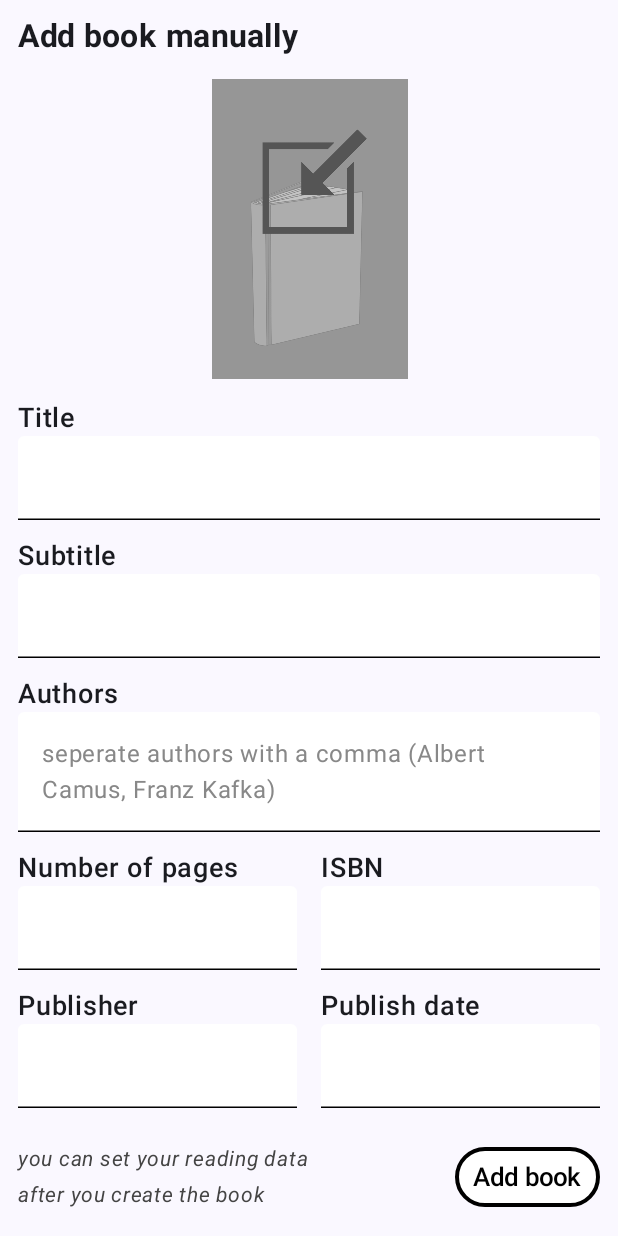
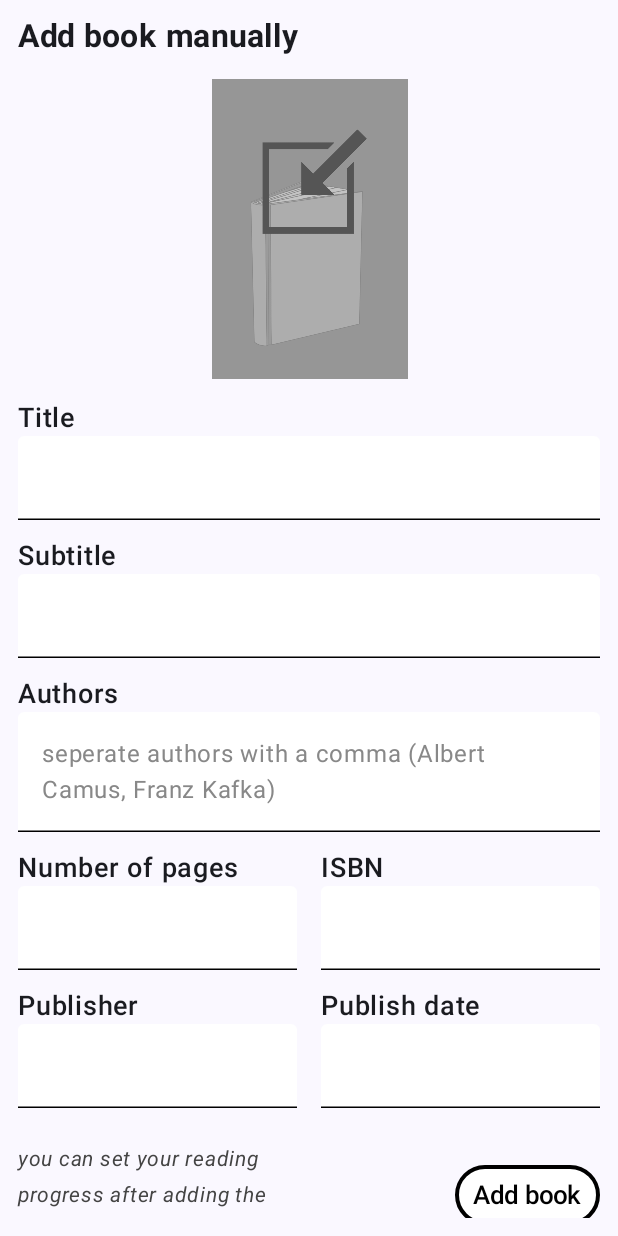
Before and after one commit to nikoniche/booki, an Android app built with Jetpack Compose: the composable AddBookManuallyView shown on its own in the app's theme, on a phone screen of 412 x 824 dp. Run offline under Robolectric (Android 15) with nearby library versions, the light colour scheme and no system bars; pictures from the network do not load; 6 statements that could not run were skipped.

Commit message:
text fix

```diff
--- a/app/src/main/java/com/example/booki/book_search/AddBookManuallyView.kt
+++ b/app/src/main/java/com/example/booki/book_search/AddBookManuallyView.kt
@@ -254,7 +254,6 @@ fun AddBookManuallyView(
             true
         }
         val publishDateState = TextFieldState() {
-            // todo try to do some form of a date check, but otherwise field is optional
             true
         }
 
@@ -337,7 +336,7 @@ fun AddBookManuallyView(
             verticalAlignment = Alignment.CenterVertically,
         ) {
             Text(
-                text="you can set your reading data after you create the book",
+                text="you can set your reading progress after adding the book",
                 color=Color.DarkGray,
                 fontStyle= FontStyle.Italic,
                 fontSize=14.sp,
```
